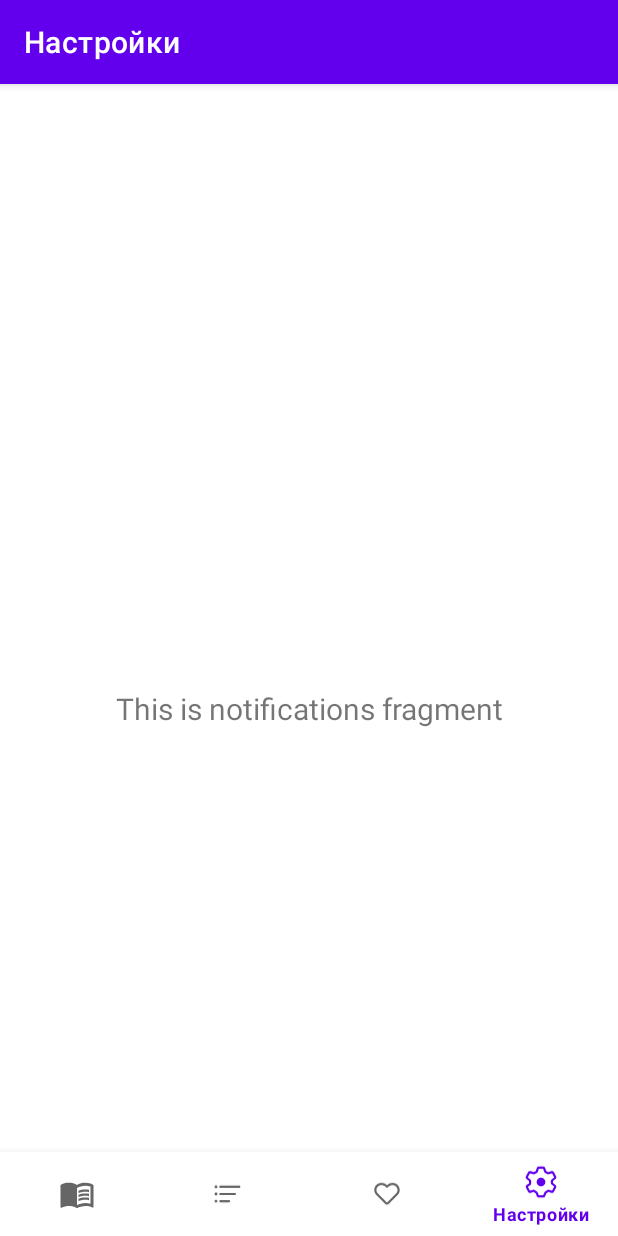
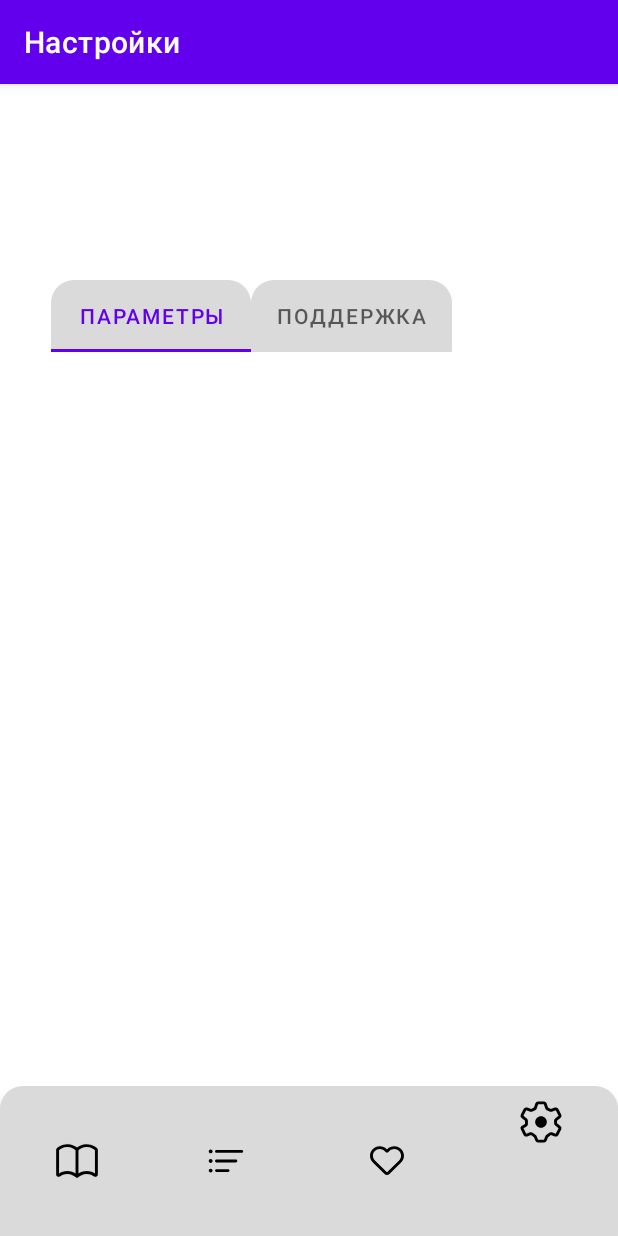
Before and after one commit to qumeb/engexam, an Android app: the NotificationsFragment screen opened through its navigation route, on a phone screen of 412 x 824 dp. Run offline under Robolectric (Android 15) with nearby library versions, the phone set to English and light mode, and no system bars; our stand-ins replace navigation-ui.

Commit message:
уцкап

```diff
--- a/app/src/main/java/com/example/engexam/ui/notifications/NotificationsFragment.java
+++ b/app/src/main/java/com/example/engexam/ui/notifications/NotificationsFragment.java
@@ -24,8 +24,6 @@ public class NotificationsFragment extends Fragment {
         binding = FragmentNotificationsBinding.inflate(inflater, container, false);
         View root = binding.getRoot();
 
-        final TextView textView = binding.textNotifications;
-        notificationsViewModel.getText().observe(getViewLifecycleOwner(), textView::setText);
         return root;
     }
 
--- /dev/null
+++ b/app/src/main/res/drawable/book_open.xml
@@ -0,0 +1,10 @@
+<vector xmlns:android="http://schemas.android.com/apk/res/android"
+    android:width="33dp"
+    android:height="32dp"
+    android:viewportWidth="33"
+    android:viewportHeight="32">
+  <path
+      android:pathData="M9.833,4.333C6.017,4.333 3.327,6.511 2.651,7.114C2.32,7.41 2.167,7.817 2.167,8.207V25.46C2.167,26.152 2.615,26.637 3.073,26.852C3.527,27.065 4.154,27.096 4.681,26.722C5.7,25.998 7.529,25 9.833,25C12.613,25 14.698,26.454 15.49,27.107C15.551,27.158 15.616,27.203 15.683,27.243C15.864,27.499 16.162,27.667 16.5,27.667C16.838,27.667 17.136,27.499 17.317,27.243C17.384,27.203 17.449,27.158 17.51,27.107C18.302,26.454 20.387,25 23.167,25C25.471,25 27.3,25.998 28.319,26.722C28.846,27.096 29.473,27.065 29.927,26.852C30.385,26.637 30.833,26.152 30.833,25.46V8.207C30.833,7.817 30.68,7.41 30.349,7.114C29.673,6.511 26.983,4.333 23.167,4.333C19.992,4.333 17.598,5.841 16.5,6.688C15.402,5.841 13.009,4.333 9.833,4.333ZM17.5,24.665C18.784,23.874 20.749,23 23.167,23C25.59,23 27.556,23.879 28.833,24.665V8.449C28.067,7.814 25.971,6.333 23.167,6.333C20.387,6.333 18.302,7.787 17.51,8.44C17.507,8.443 17.503,8.446 17.5,8.449V24.665ZM15.5,8.449C15.497,8.446 15.493,8.443 15.49,8.44C14.698,7.787 12.613,6.333 9.833,6.333C7.029,6.333 4.933,7.814 4.167,8.449V24.665C5.444,23.879 7.41,23 9.833,23C12.251,23 14.216,23.874 15.5,24.665V8.449Z"
+      android:fillColor="#000000"
+      android:fillType="evenOdd"/>
+</vector>
--- /dev/null
+++ b/app/src/main/res/drawable/rectangle_rounded.xml
@@ -0,0 +1,12 @@
+<?xml version="1.0" encoding="utf-8"?>
+<selector xmlns:android="http://schemas.android.com/apk/res/android">
+    <item>
+        <shape>
+            <solid android:color="#DADADA"/>
+            <corners android:bottomRightRadius="0.1dp"
+                android:bottomLeftRadius="0.1dp"
+                android:topLeftRadius="15dip"
+                android:topRightRadius="15dip"/>
+        </shape>
+    </item>
+</selector>
--- a/app/src/main/res/layout/activity_main.xml
+++ b/app/src/main/res/layout/activity_main.xml
@@ -9,10 +9,12 @@
     <com.google.android.material.bottomnavigation.BottomNavigationView
         android:id="@+id/nav_view"
         android:layout_width="0dp"
-        android:layout_height="wrap_content"
-        android:layout_marginStart="0dp"
-        android:layout_marginEnd="0dp"
-        android:background="?android:attr/windowBackground"
+        android:layout_height="100dp"
+        android:background="@drawable/rectangle_rounded"
+        app:itemActiveIndicatorStyle="@style/test"
+        app:itemIconSize="32dp"
+        app:itemIconTint="@color/black"
+        app:itemTextColor="#00000000"
         app:layout_constraintBottom_toBottomOf="parent"
         app:layout_constraintLeft_toLeftOf="parent"
         app:layout_constraintRight_toRightOf="parent"
--- a/app/src/main/res/layout/fragment_notifications.xml
+++ b/app/src/main/res/layout/fragment_notifications.xml
@@ -6,17 +6,35 @@
     android:layout_height="match_parent"
     tools:context=".ui.notifications.NotificationsFragment">
 
-    <TextView
-        android:id="@+id/text_notifications"
-        android:layout_width="match_parent"
-        android:layout_height="wrap_content"
-        android:layout_marginStart="8dp"
-        android:layout_marginTop="8dp"
-        android:layout_marginEnd="8dp"
-        android:textAlignment="center"
-        android:textSize="20sp"
+    <FrameLayout
+        android:id="@+id/frameLayout2"
+        android:layout_width="344dp"
+        android:layout_height="563dp"
+        android:layout_marginStart="33dp"
+        android:layout_marginEnd="33dp"
         app:layout_constraintBottom_toBottomOf="parent"
         app:layout_constraintEnd_toEndOf="parent"
         app:layout_constraintStart_toStartOf="parent"
-        app:layout_constraintTop_toTopOf="parent" />
+        app:layout_constraintTop_toTopOf="parent">
+
+        <com.google.android.material.tabs.TabLayout
+            android:layout_width="267dp"
+            android:layout_height="wrap_content"
+            app:tabBackground="@drawable/rectangle_rounded">
+
+            <com.google.android.material.tabs.TabItem
+                android:layout_width="wrap_content"
+                android:layout_height="wrap_content"
+                android:text="Параметры"
+                tools:layout_editor_absoluteX="1dp"
+                tools:layout_editor_absoluteY="4dp" />
+
+            <com.google.android.material.tabs.TabItem
+                android:layout_width="wrap_content"
+                android:layout_height="wrap_content"
+                android:text="Поддержка" />
+        </com.google.android.material.tabs.TabLayout>
+
+    </FrameLayout>
+
 </androidx.constraintlayout.widget.ConstraintLayout>
--- a/app/src/main/res/menu/bottom_nav_menu.xml
+++ b/app/src/main/res/menu/bottom_nav_menu.xml
@@ -3,9 +3,8 @@
 
     <item
         android:id="@+id/navigation_home"
-        android:icon="@drawable/baseline_menu_book_24"
+        android:icon="@drawable/book_open"
         android:title="@string/title_materials" />
-
     <item
         android:id="@+id/navigation_dashboard"
         android:icon="@drawable/group_1"
--- /dev/null
+++ b/app/src/main/res/values/style.xml
@@ -0,0 +1,6 @@
+<?xml version="1.0" encoding="utf-8"?>
+<resources>
+<style name="test">
+    <item name="android:color">@color/purple_200</item>
+</style>
+</resources>
```
